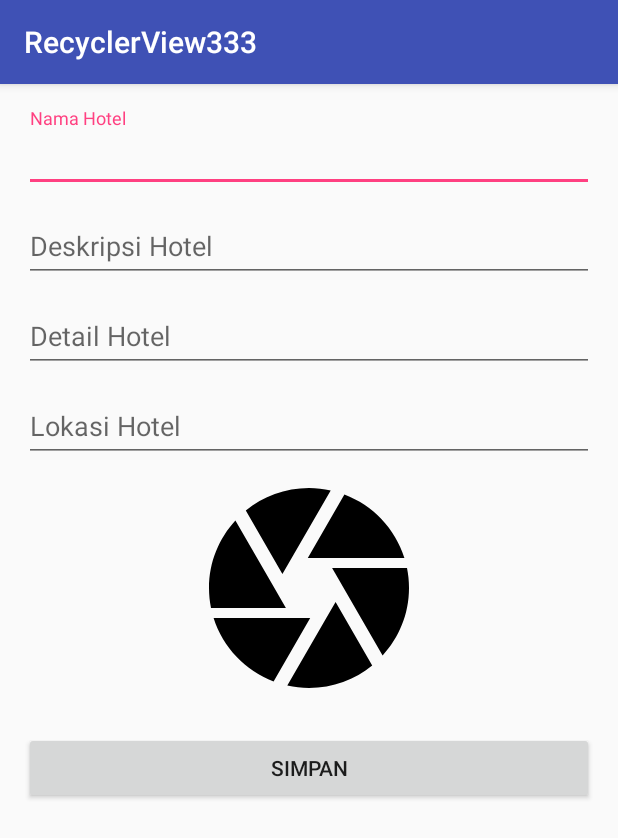
After one commit to fuad99/RecyclerView3, an Android app: the InputActivity screen opened directly, with no data from a screen before it, on a phone screen of 412 x 824 dp. The commit adds this screen. Shown: the top 838 px of the screen. Run offline under Robolectric (Android 15) with nearby library versions, the phone set to English and light mode, and no system bars; pictures from the network do not load.

Commit message:
RecyclerView Add

```diff
--- a/AndroidStudioProjects/RecyclerView333/app/src/main/AndroidManifest.xml
+++ b/AndroidStudioProjects/RecyclerView333/app/src/main/AndroidManifest.xml
@@ -29,7 +29,8 @@
         <activity
             android:name=".DetailActivity"
             android:label="@string/title_activity_detail"
-            android:theme="@style/AppTheme.NoActionBar"></activity>
+            android:theme="@style/AppTheme.NoActionBar" />
+        <activity android:name=".InputActivity"></activity>
     </application>
 
 </manifest>
--- /dev/null
+++ b/AndroidStudioProjects/RecyclerView333/app/src/main/java/id/sch/smktelkom_mlg/learn/recyclerview333/InputActivity.java
@@ -0,0 +1,114 @@
+package id.sch.smktelkom_mlg.learn.recyclerview333;
+
+import android.content.Intent;
+import android.net.Uri;
+import android.os.Bundle;
+import android.support.design.widget.Snackbar;
+import android.support.design.widget.TextInputLayout;
+import android.support.v7.app.AppCompatActivity;
+import android.view.View;
+import android.widget.EditText;
+import android.widget.ImageView;
+
+import id.sch.smktelkom_mlg.learn.recyclerview333.model.Hotel;
+
+public class InputActivity extends AppCompatActivity {
+
+    static final int REQUSET_IMAGE_GET = 1;
+    EditText etJudul;
+    EditText etDeskripsi;
+    EditText etDetail;
+    EditText etLokasi;
+    ImageView ivFoto;
+    Uri uriFoto;
+    Hotel hotel;
+
+    @Override
+    protected void onCreate(Bundle savedInstanceState) {
+        super.onCreate(savedInstanceState);
+        setContentView(R.layout.activity_input);
+
+        etJudul = (EditText) findViewById(R.id.editTextNama);
+        etDeskripsi = (EditText) findViewById(R.id.editTextDeskripsi);
+        etDetail = (EditText) findViewById(R.id.editTextDetail);
+        etLokasi = (EditText) findViewById(R.id.editTextLokasi);
+        ivFoto = (ImageView) findViewById(R.id.imageViewFoto);
+
+        ivFoto.setOnClickListener(new View.OnClickListener() {
+            @Override
+            public void onClick(View view) {
+                pickPhoto();
+            }
+        });
+
+        findViewById(R.id.buttonSimpan).setOnClickListener(new View.OnClickListener() {
+            @Override
+            public void onClick(View view) {
+                doSave();
+            }
+        });
+
+    }
+
+    private void doSave() {
+        String judul = etJudul.getText().toString();
+        String deskripsi = etDeskripsi.getText().toString();
+        String detail = etDetail.getText().toString();
+        String lokasi = etLokasi.getText().toString();
+
+        if (isValid(judul, deskripsi, detail, lokasi, uriFoto)) {
+            hotel = new Hotel(judul, deskripsi, detail, lokasi, uriFoto.toString());
+
+            Intent intent = new Intent();
+            intent.putExtra(MainActivity.HOTEL, hotel);
+            setResult(RESULT_OK, intent);
+            finish();
+        }
+
+    }
+
+    private boolean isValid(String judul, String deskripsi, String detail, String lokasi, Uri uriFoto) {
+        boolean valid = true;
+        if (judul.isEmpty()) {
+            setErrorEmpty(etJudul);
+            valid = false;
+        }
+        if (deskripsi.isEmpty()) {
+            setErrorEmpty(etDeskripsi);
+            valid = false;
+        }
+        if (detail.isEmpty()) {
+            setErrorEmpty(etJudul);
+            valid = false;
+        }
+        if (lokasi.isEmpty()) {
+            setErrorEmpty(etLokasi);
+            valid = false;
+        }
+        if (uriFoto == null) {
+            Snackbar.make(ivFoto, "Foto Belum Ada", Snackbar.LENGTH_SHORT).show();
+            valid = false;
+        }
+        return valid;
+    }
+
+    private void pickPhoto() {
+        Intent intent = new Intent(Intent.ACTION_GET_CONTENT);
+        intent.setType("image/*");
+        if (intent.resolveActivity(getPackageManager()) != null)
+            startActivityForResult(intent, REQUSET_IMAGE_GET);
+    }
+
+    @Override
+    protected void onActivityResult(int requestCode, int resultCode, Intent data) {
+        super.onActivityResult(requestCode, resultCode, data);
+        if (requestCode == REQUSET_IMAGE_GET && resultCode == RESULT_OK) {
+            uriFoto = data.getData();
+            ivFoto.setImageURI(uriFoto);
+        }
+    }
+
+    private void setErrorEmpty(EditText editText) {
+        editText.setError(((TextInputLayout) editText.getParent().getParent()).getHint() + "Belum diisi");
+    }
+}
--- /dev/null
+++ b/AndroidStudioProjects/RecyclerView333/app/src/main/res/layout/activity_input.xml
@@ -0,0 +1,88 @@
+<?xml version="1.0" encoding="utf-8"?>
+<ScrollView xmlns:android="http://schemas.android.com/apk/res/android"
+    xmlns:app="http://schemas.android.com/apk/res-auto"
+    xmlns:tools="http://schemas.android.com/tools"
+    android:layout_width="match_parent"
+    android:layout_height="match_parent">
+
+    <LinearLayout
+        android:id="@+id/activity_input"
+        android:layout_width="match_parent"
+        android:layout_height="wrap_content"
+        android:orientation="vertical"
+        android:paddingBottom="@dimen/activity_vertical_margin"
+        android:paddingLeft="@dimen/activity_horizontal_margin"
+        android:paddingRight="@dimen/activity_horizontal_margin"
+        android:paddingTop="@dimen/activity_vertical_margin"
+        tools:context="id.sch.smktelkom_mlg.learn.recyclerview333.InputActivity">
+
+        <android.support.design.widget.TextInputLayout
+            android:layout_width="match_parent"
+            android:layout_height="wrap_content"
+            android:hint="Nama Hotel">
+
+            <android.support.design.widget.TextInputEditText
+                android:id="@+id/editTextNama"
+                android:layout_width="match_parent"
+                android:layout_height="wrap_content" />
+
+        </android.support.design.widget.TextInputLayout>
+
+        <android.support.design.widget.TextInputLayout
+            android:layout_width="match_parent"
+            android:layout_height="wrap_content"
+            android:layout_marginTop="4dp"
+            android:hint="Deskripsi Hotel">
+
+            <android.support.design.widget.TextInputEditText
+                android:id="@+id/editTextDeskripsi"
+                android:layout_width="match_parent"
+                android:layout_height="wrap_content" />
+        </android.support.design.widget.TextInputLayout>
+
+        <android.support.design.widget.TextInputLayout
+            android:layout_width="match_parent"
+            android:layout_height="wrap_content"
+            android:layout_marginTop="4dp"
+            android:hint="Detail Hotel">
+
+            <android.support.design.widget.TextInputEditText
+                android:id="@+id/editTextDetail"
+                android:layout_width="match_parent"
+                android:layout_height="wrap_content"
+                android:inputType="textMultiLine" />
+
+        </android.support.design.widget.TextInputLayout>
+
+        <android.support.design.widget.TextInputLayout
+            android:layout_width="match_parent"
+            android:layout_height="wrap_content"
+            android:layout_marginTop="4dp"
+            android:hint="Lokasi Hotel">
+
+            <android.support.design.widget.TextInputEditText
+                android:id="@+id/editTextLokasi"
+                android:layout_width="match_parent"
+                android:layout_height="wrap_content" />
+
+        </android.support.design.widget.TextInputLayout>
+
+        <ImageView
+            android:id="@+id/imageViewFoto"
+            android:layout_width="match_parent"
+            android:layout_height="wrap_content"
+            android:layout_gravity="center"
+            android:layout_marginTop="4dp"
+            android:minHeight="160dp"
+            android:scaleType="fitCenter"
+            app:srcCompat="@drawable/ic_camera_black_24dp" />
+
+        <Button
+            android:id="@+id/buttonSimpan"
+            android:layout_width="match_parent"
+            android:layout_height="wrap_content"
+            android:layout_marginTop="16dp"
+            android:text="Simpan" />
+
+    </LinearLayout>
+</ScrollView>
--- a/AndroidStudioProjects/RecyclerView333/app/src/main/res/layout/activity_main.xml
+++ b/AndroidStudioProjects/RecyclerView333/app/src/main/res/layout/activity_main.xml
@@ -29,6 +29,7 @@
         android:layout_height="wrap_content"
         android:layout_gravity="bottom|end"
         android:layout_margin="@dimen/fab_margin"
+        android:tint="@android:color/white"
         app:srcCompat="@android:drawable/ic_dialog_email" />
 
 </android.support.design.widget.CoordinatorLayout>
```
Also changed, not shown: AndroidStudioProjects/RecyclerView333/app/src/main/java/id/sch/smktelkom_mlg/learn/recyclerview333/MainActivity.java (+18 -3 lines).
